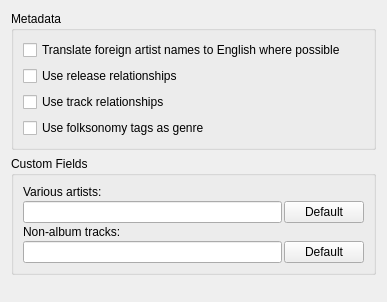
Old version of the form ui/options_metadata.ui in the repository metabrainz/picard.
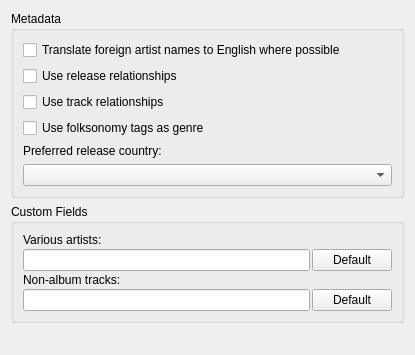
New version of the form.

Commit message: Added default release country option (ticket #3452)

Diff of the .ui file:
```diff
--- a/ui/options_metadata.ui
+++ b/ui/options_metadata.ui
@@ -5,8 +5,8 @@
    <rect>
     <x>0</x>
     <y>0</y>
-    <width>387</width>
-    <height>302</height>
+    <width>415</width>
+    <height>355</height>
    </rect>
   </property>
   <layout class="QVBoxLayout" >
@@ -44,6 +44,16 @@
         </property>
        </widget>
       </item>
+      <item row="5" column="0" >
+       <widget class="QComboBox" name="preferred_release_country" />
+      </item>
+      <item row="4" column="0" >
+       <widget class="QLabel" name="label" >
+        <property name="text" >
+         <string>Preferred release country:</string>
+        </property>
+       </widget>
+      </item>
      </layout>
     </widget>
    </item>
```
The commit also changes 4 other files.
